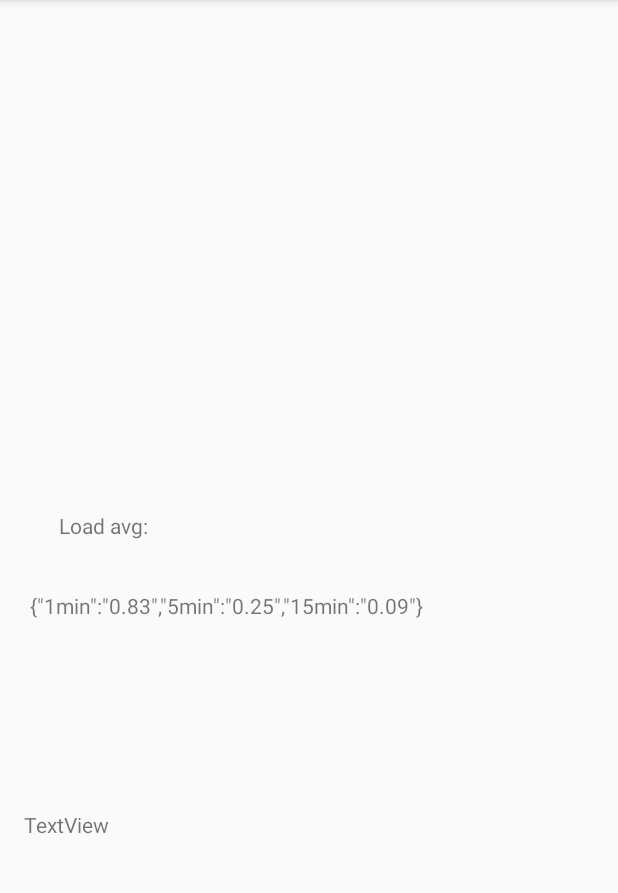
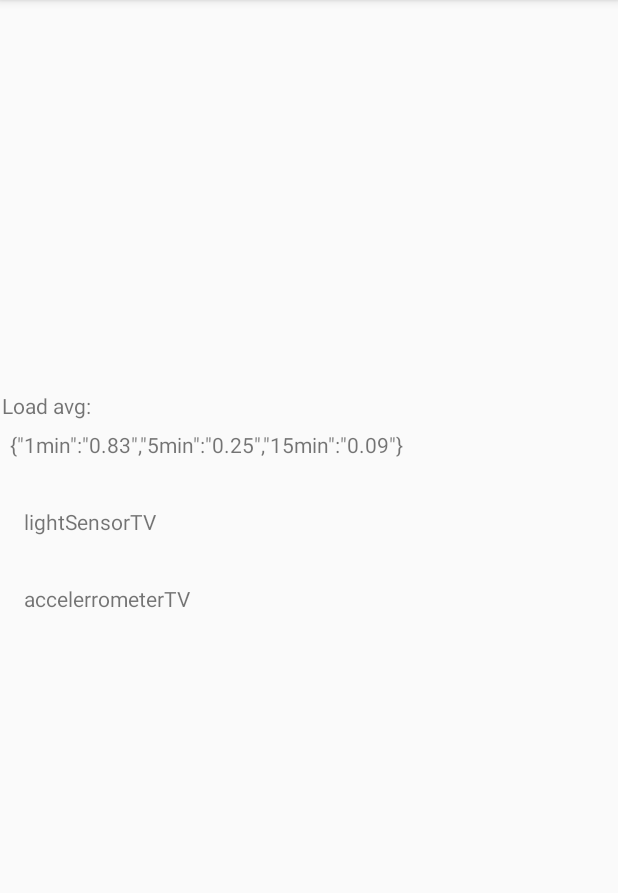
Before and after one commit to spapas/android-sensors-playground, an Android app: the screen it shows after launch (MainActivity), on a phone screen of 412 x 824 dp, the part 84-977 px from its top. Run offline under Robolectric (Android 15) with nearby library versions, the phone set to English and light mode, and no system bars.

Commit message:
Add accelerometer

```diff
--- a/app/src/main/java/gr/serafeim/sensorplayground/MainActivity.java
+++ b/app/src/main/java/gr/serafeim/sensorplayground/MainActivity.java
@@ -131,6 +131,7 @@ public class MainActivity extends AppCompatActivity implements SensorEventListen
 
     TextView helloTV;
     TextView lightSensorTV;
+    TextView accelerrometerTV;
     @Override
     protected void onCreate(Bundle savedInstanceState) {
         super.onCreate(savedInstanceState);
@@ -138,6 +139,7 @@ public class MainActivity extends AppCompatActivity implements SensorEventListen
 
         helloTV = findViewById(R.id.helloTV);
         lightSensorTV = findViewById(R.id.lightSensorTV);
+        accelerrometerTV = findViewById(R.id.accelerrometerTV);
 
         JSONObject loadAvg = getLoadAvg();
         //String allSensors = getAllSensors(getApplicationContext());
@@ -173,6 +175,13 @@ public class MainActivity extends AppCompatActivity implements SensorEventListen
                     lightSensorTV.setText(sensorEventToJson(sensorEvent).toString());
                 }
             });
+        } else if(sensorEvent.sensor.getType() == Sensor.TYPE_ACCELEROMETER) {
+            runOnUiThread(new Runnable() {
+                @Override
+                public void run() {
+                    accelerrometerTV.setText(sensorEventToJson(sensorEvent).toString());
+                }
+            });
         }
 
     }
--- a/app/src/main/res/layout/activity_main.xml
+++ b/app/src/main/res/layout/activity_main.xml
@@ -11,10 +11,10 @@
         android:id="@+id/loadAvgTV"
         android:layout_width="60dp"
         android:layout_height="19dp"
-        android:layout_marginBottom="408dp"
+        android:layout_marginBottom="488dp"
         android:text="Load avg:"
         app:layout_constraintBottom_toBottomOf="parent"
-        app:layout_constraintHorizontal_bias="0.111"
+        app:layout_constraintHorizontal_bias="0.003"
         app:layout_constraintLeft_toLeftOf="parent"
 
         app:layout_constraintRight_toRightOf="parent" />
@@ -26,11 +26,11 @@
         android:maxLines="4"
         android:text="1 2 3"
         app:layout_constraintBottom_toBottomOf="parent"
-        app:layout_constraintHorizontal_bias="0.135"
+        app:layout_constraintHorizontal_bias="0.045"
         app:layout_constraintLeft_toLeftOf="parent"
         app:layout_constraintRight_toRightOf="parent"
         app:layout_constraintTop_toBottomOf="@+id/loadAvgTV"
-        app:layout_constraintVertical_bias="0.087" />
+        app:layout_constraintVertical_bias="0.014" />
 
     <TextView
         android:id="@+id/lightSensorTV"
@@ -40,13 +40,29 @@
         android:layout_marginEnd="16dp"
         android:layout_marginStart="16dp"
         android:layout_marginTop="32dp"
-        android:text="TextView"
+        android:text="lightSensorTV"
         app:layout_constraintBottom_toBottomOf="parent"
         app:layout_constraintEnd_toEndOf="parent"
+        app:layout_constraintHorizontal_bias="0.0"
         app:layout_constraintStart_toStartOf="parent"
         app:layout_constraintTop_toBottomOf="@+id/helloTV"
-        app:layout_constraintVertical_bias="0.35000002" />
+        app:layout_constraintVertical_bias="0.0" />
 
+    <TextView
+        android:id="@+id/accelerrometerTV"
+        android:layout_width="0dp"
+        android:layout_height="wrap_content"
+        android:layout_marginBottom="32dp"
+        android:layout_marginEnd="16dp"
+        android:layout_marginStart="16dp"
+        android:layout_marginTop="32dp"
+        android:text="accelerrometerTV"
+        app:layout_constraintBottom_toBottomOf="parent"
+        app:layout_constraintEnd_toEndOf="parent"
+        app:layout_constraintHorizontal_bias="0.0"
+        app:layout_constraintStart_toStartOf="parent"
+        app:layout_constraintTop_toBottomOf="@+id/lightSensorTV"
+        app:layout_constraintVertical_bias="0.0" />
 
 
 </android.support.constraint.ConstraintLayout>
```
